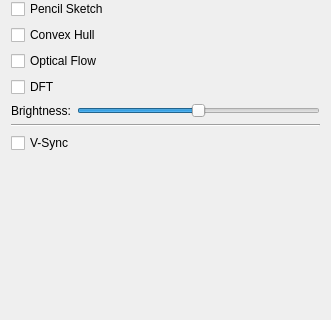
First picture: the form in src/gui/main_window/view_widget.ui, repository cppd/math, before the edit; both pictures show x 0 to 331 and y 329 to 649 of the 331 by 909 pixel window.
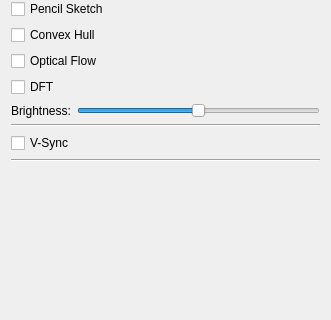
Second picture: the form after the edit.

Commit message: main window

```diff
--- a/src/gui/main_window/view_widget.ui
+++ b/src/gui/main_window/view_widget.ui
@@ -254,6 +254,16 @@
      </property>
     </widget>
    </item>
+   <item>
+    <widget class="Line" name="line">
+     <property name="orientation">
+      <enum>Qt::Horizontal</enum>
+     </property>
+    </widget>
+   </item>
+   <item>
+    <layout class="QVBoxLayout" name="verticalLayout_sample_counts"/>
+   </item>
    <item>
     <spacer name="verticalSpacer_3">
      <property name="orientation">
```
The commit also changes 2 other files.
